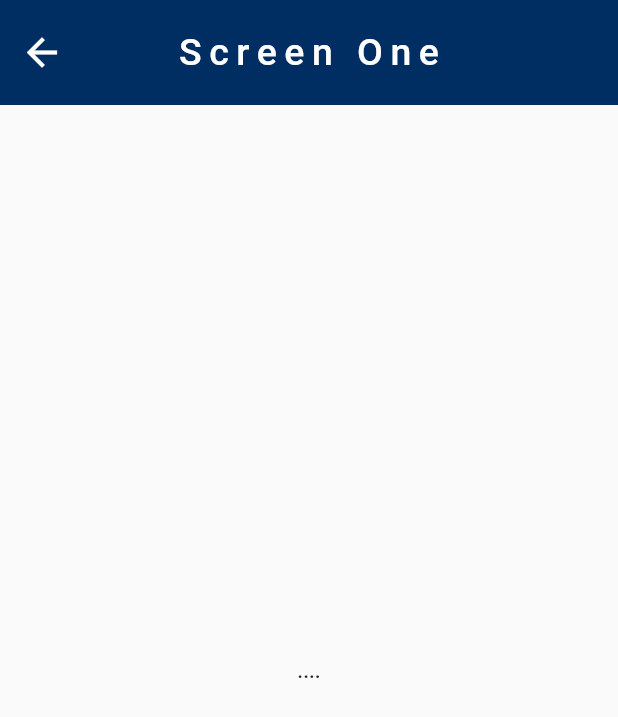
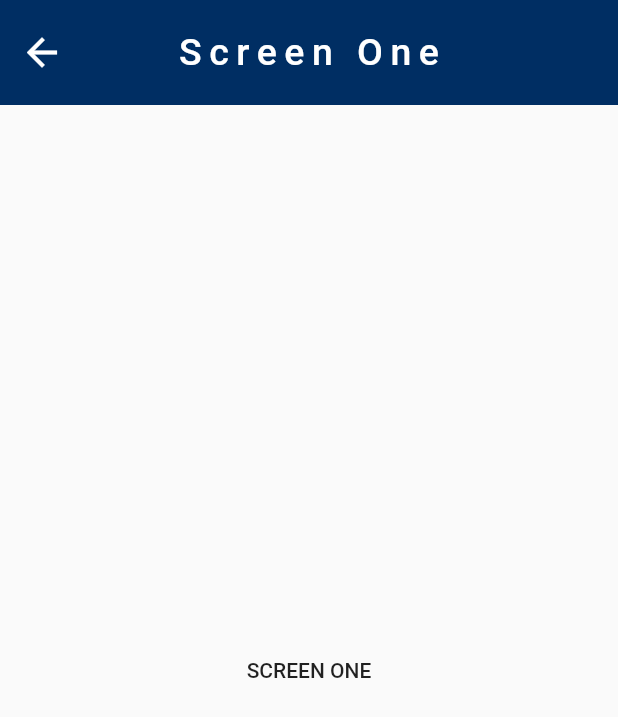
Before and after one commit to vincentmworia/flutter-mqtt-template-2, a Flutter app: the screen it shows after launch, after a tap on "Login", after a tap on "ScreenOne", on a phone screen of 412 x 824 dp. Shown: the top 717 px of the screen. Run offline on Flutter 3.47's test engine with Material 2 defaults, Android fonts, the phone set to English and light mode, and no system bars; missing offline and left inert: mqtt_client.

Commit message:
final commit

```diff
--- a/lib/helpers/mqtt.dart
+++ b/lib/helpers/mqtt.dart
@@ -5,31 +5,51 @@ import 'package:flutter/foundation.dart';
 import 'package:mqtt_client/mqtt_client.dart';
 import 'package:mqtt_client/mqtt_server_client.dart';
 
-late MqttServerClient client;
+enum ConnectionStatus {
+  disconnected,
+  connected,
+}
 
-Future<MqttServerClient> prepareMqttClient() async {
+// todo subscribe to all mqtt channels
+class MqttProvider with ChangeNotifier {
+  // MqttServerClient? _mqttClient;
+  late MqttServerClient _mqttClient;
+
+  MqttServerClient get mqttClient => _mqttClient;
+
+  String get screenOneData => _screenOneData;
+
+  String get screenTwoData => _screenTwoData;
+
+  String get screenThreeData => _screenThreeData;
+  var _screenOneData = "SCREEN ONE";
+  var _screenTwoData = "SCREEN TWO";
+  var _screenThreeData = "SCREEN THREE";
+
+  Future<ConnectionStatus> initializeMqttClient() async {
+    var connectionStatus = ConnectionStatus.disconnected;
     // todo Get device unique id
     // String? deviceId = await PlatformDeviceId.getDeviceId;
     String? deviceId = "Vincent";
 
     // print(deviceId);
 
-  client = MqttServerClient.withPort(
+    _mqttClient = MqttServerClient.withPort(
         "ceb1d69ea6904c50836dc3ce8214c321.s1.eu.hivemq.cloud",
         'flutter_client/$deviceId',
         8883);
-  client.secure = true;
-  client.securityContext = SecurityContext.defaultContext;
-  client.keepAlivePeriod = 20;
-  client.onConnected = onConnected;
-  client.onDisconnected = onDisconnected;
-  client.onSubscribed = onSubscribed;
-  client.onUnsubscribed = onUnsubscribed;
-  client.onSubscribed = onSubscribed;
-  client.onSubscribeFail = onSubscribeFail;
-  client.pongCallback = pong;
+    _mqttClient.secure = true;
+    _mqttClient.securityContext = SecurityContext.defaultContext;
+    _mqttClient.keepAlivePeriod = 20;
+    _mqttClient.onConnected = onConnected;
+    _mqttClient.onDisconnected = onDisconnected;
+    _mqttClient.onSubscribed = onSubscribed;
+    _mqttClient.onUnsubscribed = onUnsubscribed;
+    _mqttClient.onSubscribed = onSubscribed;
+    _mqttClient.onSubscribeFail = onSubscribeFail;
+    _mqttClient.pongCallback = pong;
 
-  client.keepAlivePeriod = 60;
+    _mqttClient.keepAlivePeriod = 60;
     // client.autoReconnect = true;
     /*SecurityContext context = SecurityContext()
     ..useCertificateChain('path/to/my_cert.pem')
@@ -38,39 +58,54 @@ Future<MqttServerClient> prepareMqttClient() async {
 
     final connMessage = MqttConnectMessage()
         .authenticateAs('Vincent', 'mycluster')
-      .withWillTopic('will')
-      .withWillMessage('Will message')
-      .withWillRetain()
+        .withWillTopic('will/$deviceId')
+        .withWillMessage('$deviceId disconnected')
+        // .withWillRetain()
         .startClean()
         .withWillQos(MqttQos.exactlyOnce);
-  client.connectionMessage = connMessage;
+    _mqttClient.connectionMessage = connMessage;
 
-  client.secure = true;
-  client.securityContext = SecurityContext.defaultContext;
+    _mqttClient.secure = true;
+    _mqttClient.securityContext = SecurityContext.defaultContext;
 
     try {
+      if (kDebugMode) {
         print("Connecting");
-    await client.connect().then((_) {
-      client.subscribe('plc/#', MqttQos.atMostOnce);
-
-      client.updates?.listen((List<MqttReceivedMessage<MqttMessage>> c) {
-        final MqttPublishMessage recMess = c[0].payload as MqttPublishMessage;
-        final message =
-            MqttPublishPayload.bytesToStringAsString(recMess.payload.message);
-        // print(message);
-
-        MqttProvider().setScreenOneData(message);
-
-        if (c[0].topic == 'plc/screen_one') {}
-      });
-    });
+      }
+      await _mqttClient.connect();
+      connectionStatus = ConnectionStatus.connected;
     } catch (e) {
       if (kDebugMode) {
         print('\n\nException: $e');
       }
-    client.disconnect();
+      _mqttClient.disconnect();
+      connectionStatus = ConnectionStatus.disconnected;
     }
-  return client;
+    if (connectionStatus == ConnectionStatus.connected) {
+      _mqttClient.subscribe("cbes/dekut/#", MqttQos.exactlyOnce);
+
+      _mqttClient.updates?.listen((List<MqttReceivedMessage<MqttMessage>> c) {
+        final MqttPublishMessage recMess = c[0].payload as MqttPublishMessage;
+        final topic = c[0].topic;
+        print(topic);
+        final message =
+            MqttPublishPayload.bytesToStringAsString(recMess.payload.message);
+
+        final topicBreakdown = topic.split('/');
+        if (topicBreakdown[3] == "tank1") {
+          _screenOneData = message;
+        }
+        if (topicBreakdown[3] == "tank2") {
+          _screenTwoData = message;
+        }
+        if (topicBreakdown[3] == "tank3") {
+          _screenThreeData = message;
+        }
+        notifyListeners();
+      });
+    }
+
+    return connectionStatus;
   }
 
   void publishMessage(String topic, String message) {
@@ -79,7 +114,7 @@ void publishMessage(String topic, String message) {
     if (kDebugMode) {
       print('Publishing message "$message" to topic $topic');
     }
-  client.publishMessage(topic, MqttQos.atLeastOnce, builder.payload!);
+    _mqttClient.publishMessage(topic, MqttQos.atLeastOnce, builder.payload!);
   }
 
   void onConnected() {
@@ -117,19 +152,4 @@ void pong() {
       print('Ping response client callback invoked');
     }
   }
-
-// todo subscribe to all mqtt channels
-class MqttProvider with ChangeNotifier {
-  MqttServerClient? _mqttClient;
-  String? _screenOneData;
-
-  MqttServerClient? get mqttClient => _mqttClient;
-
-  void setScreenOneData(String data) {
-    _screenOneData = data;
-    print(data);
-    notifyListeners();
 }
-
-  String get screenOneData => _screenOneData ?? "....";
-}
--- a/lib/main.dart
+++ b/lib/main.dart
@@ -26,7 +26,7 @@ class MyApp extends StatefulWidget {
 class _MyAppState extends State<MyApp> {
   // late MqttServerClient mqttClient;
 
-  Future<void> _attemptMqttLogin() async => await prepareMqttClient();
+  // Future<void> _attemptMqttLogin() async => await prepareMqttClient();
 
   @override
   Widget build(BuildContext context) {
@@ -49,7 +49,7 @@ class _MyAppState extends State<MyApp> {
             iconTheme: const IconThemeData(size: 30.0, color: Colors.white),
           ),
         ),
-        home: AuthScreen(_attemptMqttLogin),
+        home: const AuthScreen( ),
         routes: {
           HomeScreen.routeName: (_) => const HomeScreen(),
           ScreenOne.routeName: (_) => const ScreenOne(),
@@ -57,10 +57,10 @@ class _MyAppState extends State<MyApp> {
           ScreenThree.routeName: (_) => const ScreenThree(),
         },
         onGenerateRoute: (settings) => MaterialPageRoute(
-          builder: (_) => AuthScreen(_attemptMqttLogin),
+          builder: (_) => const AuthScreen( ),
         ),
         onUnknownRoute: (settings) => MaterialPageRoute(
-          builder: (_) => AuthScreen(_attemptMqttLogin),
+          builder: (_) => const AuthScreen( ),
         ),
       ),
     );
--- a/lib/screens/auth_screen.dart
+++ b/lib/screens/auth_screen.dart
@@ -1,13 +1,17 @@
 import 'package:flutter/material.dart';
+import 'package:mqtt_template_2/helpers/mqtt.dart';
+import 'package:provider/provider.dart';
 
 import '../screens/home_screen.dart';
 import '../../main.dart';
 
 class AuthScreen extends StatefulWidget {
-  const AuthScreen(this.attemptMqttLogin, {Key? key}) : super(key: key);
-  final Function attemptMqttLogin;
+  const AuthScreen(/*this.attemptMqttLogin,*/ {Key? key}) : super(key: key);
+
+  // final Function attemptMqttLogin;
 
   static const routeName = '/auth_screen';
+
   @override
   State<AuthScreen> createState() => _AuthScreenState();
 }
@@ -49,11 +53,27 @@ class _AuthScreenState extends State<AuthScreen> {
     setState(() {
       _isLoggingIn = true;
     });
-    await widget.attemptMqttLogin();
+    final connectionStatus =
+        await Provider.of<MqttProvider>(context, listen: false)
+            .initializeMqttClient();
+    switch (connectionStatus) {
+      case ConnectionStatus.disconnected:
+        Future.delayed(Duration.zero).then((value) {
+          ScaffoldMessenger.of(context).removeCurrentSnackBar();
+          ScaffoldMessenger.of(context)
+              .showSnackBar(const SnackBar(content: Text("Disconnected")));
+        });
+        break;
+      case ConnectionStatus.connected:
+        Future.delayed(Duration.zero).then((value) {
+          ScaffoldMessenger.of(context).removeCurrentSnackBar();
+          ScaffoldMessenger.of(context)
+              .showSnackBar(const SnackBar(content: Text("Connected"),duration:  Duration(seconds: 2),));
+        }).then((value) =>
+            Navigator.pushReplacementNamed(context, HomeScreen.routeName));
+        break;
+    }
 
-    // setState(() {
-    //   _isLoggingIn = false;
-    // });
     Future.delayed(Duration.zero).then((value) =>
         Navigator.pushReplacementNamed(context, HomeScreen.routeName));
   }
--- a/lib/screens/screen_one.dart
+++ b/lib/screens/screen_one.dart
@@ -1,10 +1,6 @@
 import 'package:flutter/material.dart';
+import 'package:mqtt_template_2/helpers/mqtt.dart';
 import 'package:provider/provider.dart';
-
-import '../helpers/mqtt.dart';
-
-
-import '../widgets/custom_drawer.dart';
 
 class ScreenOne extends StatelessWidget {
   const ScreenOne({Key? key}) : super(key: key);
@@ -20,12 +16,12 @@ class ScreenOne extends StatelessWidget {
       ),
       // drawer: const CustomDrawer(),
       body: Center(
-        child: Consumer<MqttProvider>(
-            builder: (BuildContext context, value, Widget? child) => Text(
-                  value.screenOneData,
-                  style: Theme.of(context).textTheme.bodyText1,
-                )),
-      ),
+          child: Consumer<MqttProvider>(
+        builder: (context, mqttProv, child) => Text(
+        mqttProv.screenOneData,
+          style: Theme.of(context).textTheme.bodyText1,
+        ),
+      )),
     ));
   }
 }
```
Also changed, not shown: lib/screens/screen_three.dart (+9 -5 lines), lib/screens/screen_two.dart (+9 -5 lines), lib/widgets/custom_drawer.dart (+7 -1 lines). Lines whose indentation alone changed are shown as unchanged.
